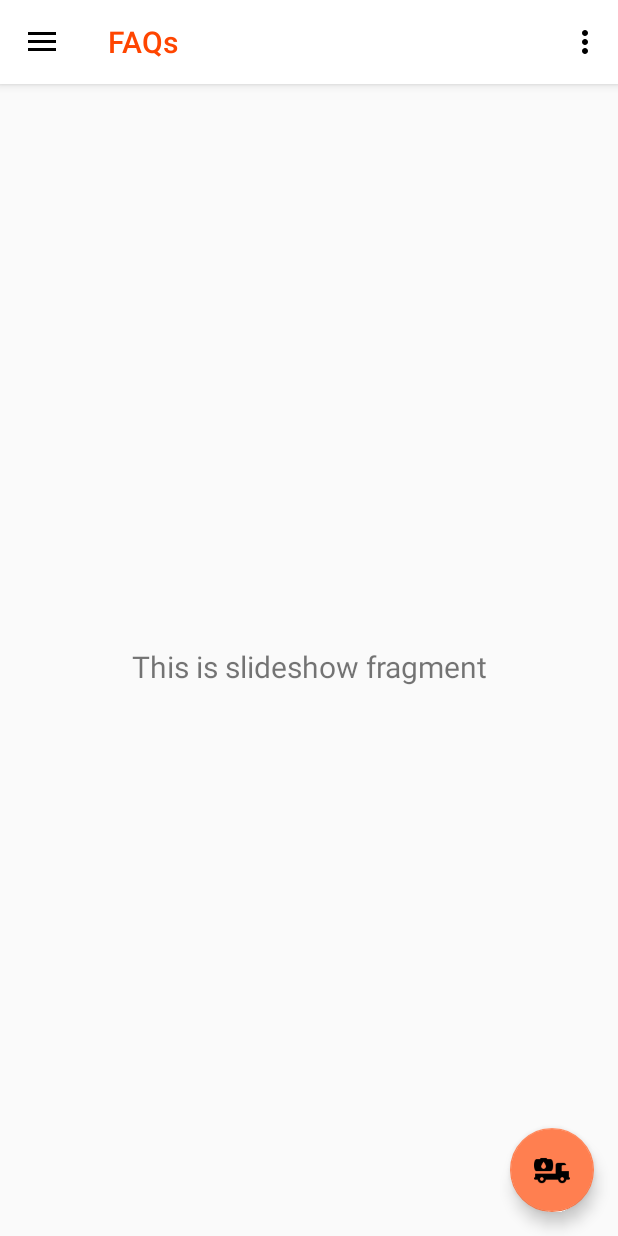
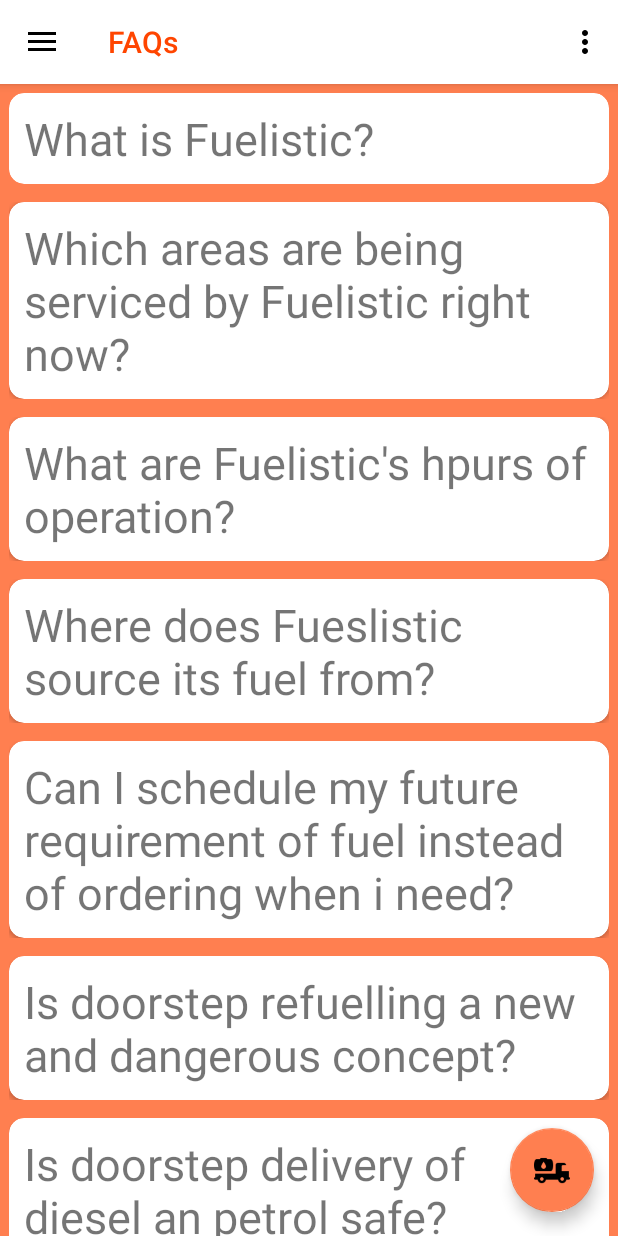
Before and after one commit to kartikaysharma01/FuelisticV2Client, an Android app: the HomeActivity screen opened directly, with no data from a screen before it, in the side drawer, after a tap on "FAQs", on a phone screen of 412 x 824 dp. Run offline under Robolectric (Android 15) with nearby library versions, the phone set to English and light mode, and no system bars; our stand-ins replace ButterKnife, Firebase (no records; nobody signed in at launch, a user with empty details on screens opened directly), navigation-ui; libraries missing offline, so code that uses them is left out: com.github.mikephil.charting; Roboto replaces fonts that are not available here; 1 statement that could not run was skipped.

Commit message:
FAQs fragment implemented.

```diff
--- a/app/build.gradle
+++ b/app/build.gradle
@@ -36,6 +36,7 @@
     implementation 'androidx.legacy:legacy-support-v4:1.0.0'
     implementation 'androidx.navigation:navigation-fragment:2.3.1'
     implementation 'androidx.navigation:navigation-ui:2.3.1'
+    implementation 'androidx.recyclerview:recyclerview:1.1.0'
     testImplementation 'junit:junit:4.12'
     androidTestImplementation 'androidx.test.ext:junit:1.1.2'
     androidTestImplementation 'androidx.test.espresso:espresso-core:3.3.0'
--- a/app/src/main/AndroidManifest.xml
+++ b/app/src/main/AndroidManifest.xml
@@ -12,7 +12,7 @@
         android:roundIcon="@mipmap/ic_launcher_round"
         android:supportsRtl="true"
         android:theme="@style/AppTheme">
-        <activity android:name=".fuelisticv2client.UI.ui.PlaceOrder2nd"></activity>
+        <activity android:name=".fuelisticv2client.UI.ui.PlaceOrder2nd" />
         <activity android:name=".fuelisticv2client.UI.ui.PlaceOrder">
             <intent-filter>
                 <action android:name="android.intent.action.MAIN" />
--- /dev/null
+++ b/app/src/main/java/com/example/fuelisticv2client/fuelisticv2client/UI/ui/faq/Animate.java
@@ -0,0 +1,38 @@
+package com.example.fuelisticv2client.fuelisticv2client.UI.ui.faq;
+
+import android.content.Context;
+import android.view.View;
+import android.view.animation.Animation;
+import android.view.animation.AnimationUtils;
+
+import com.example.fuelisticv2client.R;
+
+public class Animate
+{
+    public static void slide_down(Context ctx, View v)
+    {
+        Animation a = AnimationUtils.loadAnimation(ctx, R.anim.slide_down);
+        if (a != null)
+        {
+            a.reset();
+            if (v != null)
+            {
+                v.clearAnimation();
+                v.startAnimation(a);
+            }
+        }
+    }
+    public static void slide_up(Context ctx, View v)
+    {
+        Animation a = AnimationUtils.loadAnimation(ctx, R.anim.slide_up);
+        if (a != null)
+        {
+            a.reset();
+            if (v != null)
+            {
+                v.clearAnimation();
+                v.startAnimation(a);
+            }
+        }
+    }
+}
--- /dev/null
+++ b/app/src/main/java/com/example/fuelisticv2client/fuelisticv2client/UI/ui/faq/FAQresources.java
@@ -0,0 +1,74 @@
+package com.example.fuelisticv2client.fuelisticv2client.UI.ui.faq;
+
+public class FAQresources
+{
+    public String q1 = "What is Fuelistic?";
+    public String q2 = "Which areas are being serviced by Fuelistic right now?";
+    public String q3 = "What are Fuelistic's hpurs of operation?";
+    public String q4 = "Where does Fueslistic source its fuel from?";
+    public String ques5 = "Can I schedule my future requirement of fuel instead of ordering "
+                + "when i need?";
+    public String q6 = "Is doorstep refuelling a new and dangerous concept?";
+    public String q7 = "Is doorstep delivery of diesel an petrol safe?";
+    public String q8 = "Is there a risk from static electricity and other sources during delivery?";
+    public String q9 = "Is there a risk of vehicle exploding during delivery?";
+
+    public String an1 = "MyPetrolPump is an online platform to provide doorstep delivery of diesel" +
+            " for your generator (DG sets) / cars / fleet vehicles etc. in a safe, reliable, and " +
+            "efficient way. You can place your order online and the fuel will be delivered to your " +
+            "location in specialized Refuellers (MyPetrolPump Tankers) according to your chosen " +
+            "schedule. So you don't need to look for \"Petrol Pump Stations near me\" to refuel your " +
+            "cars and DG sets. We are making refuelling smarter! ";
+    public String an2 = "Our services are available in Bangalore, Hyderabad And Pune ." +
+            "We will soon be adding other cities.";
+    public String an3 = "Our vehicles operate and provide deliveries between 6Am to 3AM.";
+    public String an4 = "MyPetrolPump sources fuel from authorized and selected dealers of oil" +
+            " companies near your location. We follow a strict quality assurance program to ensure" +
+            " every drop of fuel is checked for quality before it gets loaded into our Refuellers " +
+            "for delivery. We do not purchase or stock fuel prior to delivery. Fuel is sourced only " +
+            "upon receiving the orders from customers. ";
+    public String an5 = "Yes. Please contact +91..... and we will gladly help as one of our "
+            + "scheduled delivery customers.";
+    public String an6 = "Doorstep refuelling is neither dangerous nor a new concept. Let us compare" +
+            " it with more hazardous gas fuel. Over 18 million metric tonnes of LPG is consumed in India" +
+            " which is delivered to households every year. While LPG is a pressurized gas and has the risk" +
+            " of a BLEVE (Boiling Liquid Expanding Vapour Explosion), it is safely delivered to homes by" +
+            " more than thousands of small trucks that carry 2,000 to 20,000 litres of LPG. LPG is also " +
+            "being delivered to many consumers in metro cities through piped connection till the " +
+            "consumer's Kitchen. In comparison we carry the delivery of liquid fuel in small tanks of " +
+            "less than 1,000 " +
+            "Litre capacities. Diesel and Petrol are not pressurized and are much safer to transport, " +
+            "especially in small quantities. Our Operators are IRTE trained along with getting extensive " +
+            "training on safe handling of fuel. Our Refuellers are designed fabricated as per guidelines " +
+            "in" +
+            " Petroleum Act and Rules by PESO (Petroleum Explosive Safety Organization of India)" +
+            " approved fabricator. Additionally, they are equipped with spill containment kits, fire" +
+            " extinguishers first aid to ensure complete compliance and safety. Doorstep delivery of" +
+            " fuel has already been implemented in countries like USA, Canada, Australia and New Zealand. ";
+    public String an7 = "Doorstep delivery of Fuel like diesel/ petrol is absolutely safe. Let's think " +
+            "about it, when you go to a petrol pump for filling your car, you expose yourself to a " +
+            "place where tens of thousands of litres of Petrol and Diesel are stored in decades old" +
+            " underground tanks. At Petrol pump, you also see tens of vehicles getting filled " +
+            "simultaneously causing the constant presence of inflammable vapour in large quantity. You" +
+            " also see several vehicles keeping their engines running while waiting to fill fuel," +
+            " creating a potential hazard of fire. Now imagine a vehicle carrying few hundreds of" +
+            " litres of fuels in airtight containers coming to deliver at your doorsteps. Firstly," +
+            " such small amount of fuel dispensed to your equipment reduces the vapour generation " +
+            "or accumulation to practically nil. Secondly, there are no potential fire sources to" +
+            " cause ignition. These factors together nullify the possibility of any fire during" +
+            " doorstep delivery by us. ";
+    public String an8 = "Virtually impossible! Diesel does not burn even in open fire at standard" +
+            " temperature & pressure conditions. For diesel to catch fire, it requires temperature" +
+            " in excess of 52 degree Celsius AND compressed air AND accumulated vapour in certain " +
+            "quantity AND 90/10 mixing ratio of air with vapour AND a source of ignition. " +
+            "Probability of these conditions to occur at the same time and to create fire during" +
+            " delivery of diesel fuel is virtually zero. Please contact us if you need additional" +
+            " information on the safety aspects of our business. We will be happy to share factual details. ";
+    public String an9 = "No. 5,00,000+ accidents happen in India per year caused by more than 200" +
+            " million vehicles on the road. Fire accidents or vehicle explosions during " +
+            "transportation of fuel is so low that there are no statistics available. Liquid fuel" +
+            " vehicles do not explode like they do in the movies! In case of Diesel, which not only" +
+            " requires mixture with air but also compression to over 250 degrees Celsius to " +
+            "achieve auto ignition temperature, the possibility of fire or explosion is almost nil.";
+
+}
--- a/app/src/main/java/com/example/fuelisticv2client/fuelisticv2client/UI/ui/faq/FaqFragment.java
+++ b/app/src/main/java/com/example/fuelisticv2client/fuelisticv2client/UI/ui/faq/FaqFragment.java
@@ -1,36 +1,83 @@
 package com.example.fuelisticv2client.fuelisticv2client.UI.ui.faq;
 
+import android.content.Context;
 import android.os.Bundle;
 import android.view.LayoutInflater;
 import android.view.View;
 import android.view.ViewGroup;
-import android.widget.TextView;
 
 import androidx.annotation.NonNull;
-import androidx.annotation.Nullable;
 import androidx.fragment.app.Fragment;
-import androidx.lifecycle.Observer;
-import androidx.lifecycle.ViewModelProviders;
+import androidx.recyclerview.widget.LinearLayoutManager;
+import androidx.recyclerview.widget.RecyclerView;
 
 import com.example.fuelisticv2client.R;
 
+import java.util.ArrayList;
 
-public class FaqFragment extends Fragment {
 
-    private FaqViewModel slideshowViewModel;
+public class FaqFragment extends Fragment
+{
+    private RecyclerView mRecyclerView;
+    private faqAdapter mAdapter;
+
+    private final ArrayList<String> qList = new ArrayList<>();
+    private final ArrayList<String> aList = new ArrayList<>();
+
+    //private FaqViewModel slideshowViewModel;
 
     public View onCreateView(@NonNull LayoutInflater inflater,
-                             ViewGroup container, Bundle savedInstanceState) {
-        slideshowViewModel =
-                ViewModelProviders.of(this).get(FaqViewModel.class);
-        View root = inflater.inflate(R.layout.fragment_faq, container, false);
-        final TextView textView = root.findViewById(R.id.text_slideshow);
-        slideshowViewModel.getText().observe(getViewLifecycleOwner(), new Observer<String>() {
-            @Override
-            public void onChanged(@Nullable String s) {
-                textView.setText(s);
+                             ViewGroup container, Bundle savedInstanceState)
+    {
+        View view = inflater.inflate(R.layout.fragment_faq, container, false);
+
+        FAQresources obj = new FAQresources();
+        qList.add(obj.q1);
+        qList.add(obj.q2);
+        qList.add(obj.q3);
+        qList.add(obj.q4);
+        qList.add(obj.ques5);
+        qList.add(obj.q6);
+        qList.add(obj.q7);
+        qList.add(obj.q8);
+        qList.add(obj.q9);
+
+        aList.add(obj.an1);
+        aList.add(obj.an2);
+        aList.add(obj.an3);
+        aList.add(obj.an4);
+        aList.add(obj.an5);
+        aList.add(obj.an6);
+        aList.add(obj.an7);
+        aList.add(obj.an8);
+        aList.add(obj.an9);
+
+        Context ctx = view.getContext();
+        // Get a handle to the RecyclerView.
+        mRecyclerView = view.findViewById(R.id.recyclerView);
+        // Create an adapter and supply the data to be displayed.
+        mAdapter = new faqAdapter(ctx, qList, aList);
+        // Connect the adapter with the RecyclerView.
+        mRecyclerView.setAdapter(mAdapter);
+        // Give the RecyclerView a default layout manager.
+        mRecyclerView.setLayoutManager(new LinearLayoutManager(ctx));
+
+
+        /*
+        if (view instanceof RecyclerView)
+        {
+            Context context = view.getContext();
+            RecyclerView recyclerView = (RecyclerView) view;
+            if (mColumnCount <= 1)
+            {
+                recyclerView.setLayoutManager(new LinearLayoutManager(context));
+            } else {
+                recyclerView.setLayoutManager(new GridLayoutManager(context, mColumnCount));
             }
-        });
-        return root;
+            recyclerView.setAdapter(new MyItemRecyclerViewAdapter(DummyContent.ITEMS));
+        }
+
+         */
+        return view;
     }
 }
--- a/app/src/main/java/com/example/fuelisticv2client/fuelisticv2client/UI/ui/faq/FaqViewModel.java
+++ b/app/src/main/java/com/example/fuelisticv2client/fuelisticv2client/UI/ui/faq/FaqViewModel.java
@@ -4,7 +4,8 @@
 import androidx.lifecycle.MutableLiveData;
 import androidx.lifecycle.ViewModel;
 
-public class FaqViewModel extends ViewModel {
+public class FaqViewModel extends ViewModel
+{
 
     private MutableLiveData<String> mText;
 
--- /dev/null
+++ b/app/src/main/java/com/example/fuelisticv2client/fuelisticv2client/UI/ui/faq/faqAdapter.java
@@ -0,0 +1,134 @@
+package com.example.fuelisticv2client.fuelisticv2client.UI.ui.faq;
+
+import android.content.Context;
+import android.view.LayoutInflater;
+import android.view.View;
+import android.view.ViewGroup;
+import android.widget.TextView;
+
+import androidx.annotation.NonNull;
+import androidx.recyclerview.widget.RecyclerView;
+
+import com.example.fuelisticv2client.R;
+
+import java.util.ArrayList;
+
+public class faqAdapter extends RecyclerView.Adapter<faqAdapter.WordViewHolder>
+{
+
+    private final ArrayList<String> qList ;
+    private final ArrayList<String> aList ;
+    private final LayoutInflater mInflater;
+    private final Context ct;
+
+    class WordViewHolder extends RecyclerView.ViewHolder
+                        implements View.OnClickListener
+    {
+        public TextView questionItemView;
+        public TextView answerItemView;
+        final faqAdapter mAdapter;
+
+        public WordViewHolder(@NonNull View itemView, faqAdapter adapter)
+        {
+            super(itemView);
+            questionItemView = itemView.findViewById(R.id.questionView);
+            answerItemView = itemView.findViewById(R.id.answerView);
+            answerItemView.setVisibility(View.GONE);
+            this.mAdapter = adapter;
+            questionItemView.setOnClickListener(this);
+        }
+
+        @Override
+        public void onClick(View view)
+        {
+            // Get the position of the item that was clicked.
+            int mPosition = getLayoutPosition();
+            // Use that to access the affected item in mWordList.
+            String element = aList.get(mPosition);
+            /*
+                Change the word in the mWordList.
+                aList.set(mPosition, "Clicked! " + element);
+                Notify the adapter, that the data has changed so it can
+                update the RecyclerView to display the data.
+             */
+
+            if(answerItemView.isShown())
+            {
+                Animate.slide_up(ct, answerItemView);
+                answerItemView.setVisibility(View.GONE);
+            }
+            else
+            {
+                answerItemView.setVisibility(View.VISIBLE);
+                Animate.slide_down(ct, answerItemView);
+            }
+
+            mAdapter.notifyDataSetChanged();
+        }
+    }
+
+    public faqAdapter(Context ctx, ArrayList<String> mList, ArrayList<String> nList)
+    {
+        mInflater = LayoutInflater.from(ctx);
+        this.qList = mList;
+        this.aList = nList;
+        this.ct = ctx;
+    }
+
+    @NonNull
+    @Override
+    public WordViewHolder onCreateViewHolder(@NonNull ViewGroup parent, int viewType)
+    {
+        View mItemView = mInflater.inflate(R.layout.faq_list_item,parent,
+                false);
+        return new WordViewHolder(mItemView, this);
+    }
+
+    @Override
+    public void onBindViewHolder(@NonNull WordViewHolder holder, int position)
+    {
+        String qCurrent = qList.get(position);
+        holder.questionItemView.setText(qCurrent);
+
+        String aCurrent = aList.get(position);
+        holder.answerItemView.setText(aCurrent);
+        //holder.answerItemView.setVisibility(View.GONE);
+    }
+
+    @Override
+    public int getItemCount()
+    {
+        return qList.size();
+    }
+
+
+    /*
+    public static void slide_down(Context ctx, View v)
+    {
+        Animation a = AnimationUtils.loadAnimation(ctx, R.anim.slide_down);
+        if (a != null)
+        {
+            a.reset();
+            if (v != null)
+            {
+                v.clearAnimation();
+                v.startAnimation(a);
+            }
+        }
+    }
+    public static void slide_up(Context ctx, View v)
+    {
+        Animation a = AnimationUtils.loadAnimation(ctx, R.anim.slide_up);
+        if (a != null)
+        {
+            a.reset();
+            if (v != null)
+            {
+                v.clearAnimation();
+                v.startAnimation(a);
+            }
+        }
+    }
+
+     */
+}
--- /dev/null
+++ b/app/src/main/res/layout/faq_list_item.xml
@@ -0,0 +1,42 @@
+<?xml version="1.0" encoding="utf-8"?>
+<RelativeLayout xmlns:android="http://schemas.android.com/apk/res/android"
+    android:layout_width="match_parent"
+    android:layout_height="wrap_content"
+    xmlns:app="http://schemas.android.com/apk/res-auto"
+    android:orientation="vertical"
+    android:padding="6dp"
+    android:background="@color/colorAccent">
+
+    <androidx.cardview.widget.CardView
+        android:layout_width="match_parent"
+        android:layout_height="wrap_content"
+        android:padding="5dp"
+        app:cardCornerRadius="10dp">
+
+            <RelativeLayout
+                android:layout_width="match_parent"
+                android:layout_height="wrap_content">
+                <TextView
+                    android:id="@+id/questionView"
+                    android:layout_width="match_parent"
+                    android:layout_height="wrap_content"
+                    android:clickable="true"
+
+                    android:padding="10dp"
+                    android:textSize="30sp" />
+
+                <TextView
+                    android:id="@+id/answerView"
+                    android:layout_width="match_parent"
+                    android:layout_height="wrap_content"
+                    android:layout_below="@id/questionView"
+                    android:layout_alignParentBottom="@+id/questionView"
+                    android:layout_marginTop="5dp"
+                    android:padding="10dp"
+                    android:textSize="20sp" />
+
+            </RelativeLayout>
+
+    </androidx.cardview.widget.CardView>
+
+</RelativeLayout>
--- a/app/src/main/res/layout/fragment_faq.xml
+++ b/app/src/main/res/layout/fragment_faq.xml
@@ -6,17 +6,14 @@
     android:layout_height="match_parent"
     tools:context=".fuelisticv2client.UI.ui.faq.FaqFragment">
 
-    <TextView
-        android:id="@+id/text_slideshow"
+    <androidx.recyclerview.widget.RecyclerView
+        android:id="@+id/recyclerView"
         android:layout_width="match_parent"
         android:layout_height="wrap_content"
-        android:layout_marginStart="8dp"
-        android:layout_marginTop="8dp"
-        android:layout_marginEnd="8dp"
-        android:textAlignment="center"
-        android:textSize="20sp"
         app:layout_constraintBottom_toBottomOf="parent"
         app:layout_constraintEnd_toEndOf="parent"
         app:layout_constraintStart_toStartOf="parent"
         app:layout_constraintTop_toTopOf="parent" />
+
+
 </androidx.constraintlayout.widget.ConstraintLayout>
--- a/app/src/main/res/values/dimens.xml
+++ b/app/src/main/res/values/dimens.xml
@@ -5,4 +5,5 @@
     <dimen name="nav_header_vertical_spacing">8dp</dimen>
     <dimen name="nav_header_height">150dp</dimen>
     <dimen name="fab_margin">16dp</dimen>
+    <dimen name="text_margin">16dp</dimen>
 </resources>
--- a/build.gradle
+++ b/build.gradle
@@ -5,7 +5,7 @@
         jcenter()
     }
     dependencies {
-        classpath "com.android.tools.build:gradle:4.0.1"
+        classpath 'com.android.tools.build:gradle:4.1.0'
         classpath 'com.google.gms:google-services:4.3.3'
 
         // NOTE: Do not place your application dependencies here; they belong
```
Also changed, not shown: app/src/main/res/anim/slide_down.xml (added, +10 -0 lines), app/src/main/res/anim/slide_up.xml (added, +10 -0 lines), gradle/wrapper/gradle-wrapper.properties.
